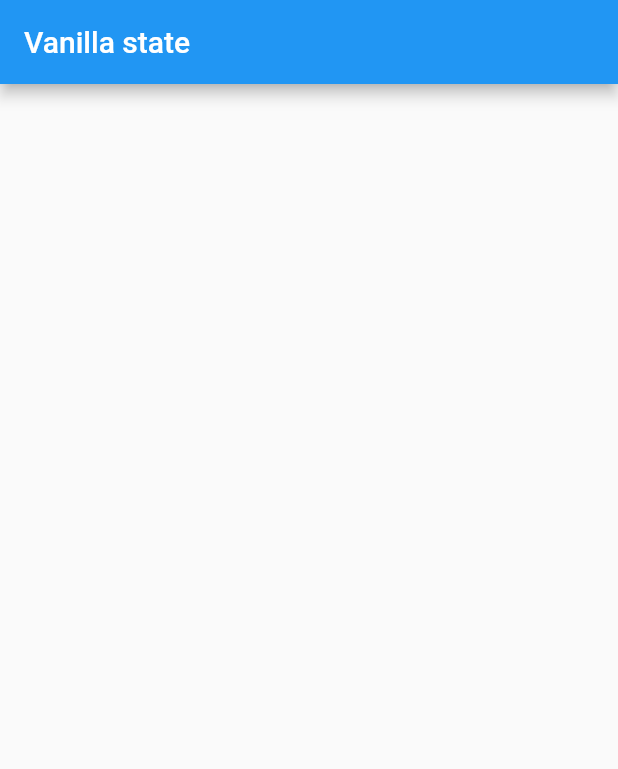
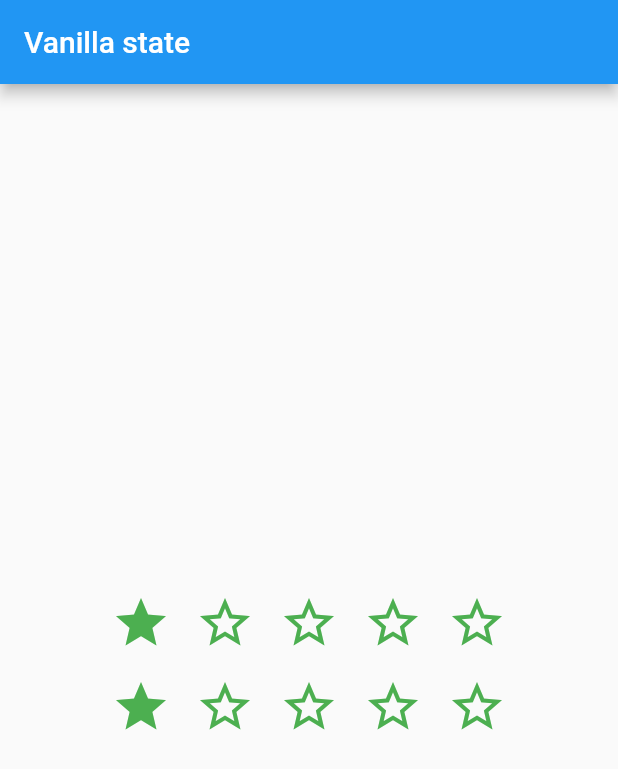
Before and after one commit to martynov-alex/learn-flutter-course, a Flutter app: the screen it shows after launch, on a phone screen of 412 x 824 dp. Shown: the top 769 px of the screen. Run offline on Flutter 3.47's test engine with Material 2 defaults, Android fonts, the light colour scheme and no system bars.

Commit message:
State vanilla: Add callback, listView.builder

```diff
--- a/state_vanilla/lib/main.dart
+++ b/state_vanilla/lib/main.dart
@@ -28,15 +28,101 @@ class MyHomePage extends StatefulWidget {
 }
 
 class _MyHomePageState extends State<MyHomePage> {
-  int _counter = 0;
+  int _rating = 1;
 
+  void _setRating(int newRating) {
+    setState(() {
+      _rating = newRating;
+      print(_rating);
+    });
+  }
 
   @override
   Widget build(BuildContext context) {
     return Scaffold(
       appBar: AppBar(
         title: Text(widget.title),
-      body: Center(), // This trailing comma makes auto-formatting nicer for build methods.
+      ),
+      body: Center(
+        child: Column(
+          mainAxisAlignment: MainAxisAlignment.center,
+          mainAxisSize: MainAxisSize.min,
+          children: [
+            Row(
+              mainAxisAlignment: MainAxisAlignment.center,
+              children: [
+                StarWidget(
+                  positionRating: 1,
+                  currentRating: _rating,
+                  callBack: _setRating,
+                ),
+                StarWidget(
+                  positionRating: 2,
+                  currentRating: _rating,
+                  callBack: _setRating,
+                ),
+                StarWidget(
+                  positionRating: 3,
+                  currentRating: _rating,
+                  callBack: _setRating,
+                ),
+                StarWidget(
+                  positionRating: 4,
+                  currentRating: _rating,
+                  callBack: _setRating,
+                ),
+                StarWidget(
+                  positionRating: 5,
+                  currentRating: _rating,
+                  callBack: _setRating,
+                ),
+              ],
+            ),
+            SizedBox(
+              height: 50,
+              child: ListView.builder(
+                  scrollDirection: Axis.horizontal,
+                  shrinkWrap: true,
+                  itemCount: 5,
+                  itemBuilder: (BuildContext context, int index) {
+                    return StarWidget(
+                      positionRating: (index + 1),
+                      currentRating: _rating,
+                      callBack: _setRating,
+                    );
+                  }),
+            )
+          ],
+        ),
+      ),
+      // This trailing comma makes auto-formatting nicer for build methods.
     );
   }
 }
+
+class StarWidget extends StatelessWidget {
+  const StarWidget(
+      {Key? key,
+      required this.positionRating,
+      required this.currentRating,
+      required this.callBack})
+      : super(key: key);
+
+  final int currentRating;
+  final int positionRating;
+  final Function callBack;
+
+  @override
+  Widget build(BuildContext context) {
+    return IconButton(
+      iconSize: 40,
+      icon: Icon(
+        currentRating >= positionRating ? Icons.star : Icons.star_border,
+        color: Colors.green,
+      ),
+      onPressed: () {
+        callBack(positionRating);
+      },
+    );
+  }
+}
```
